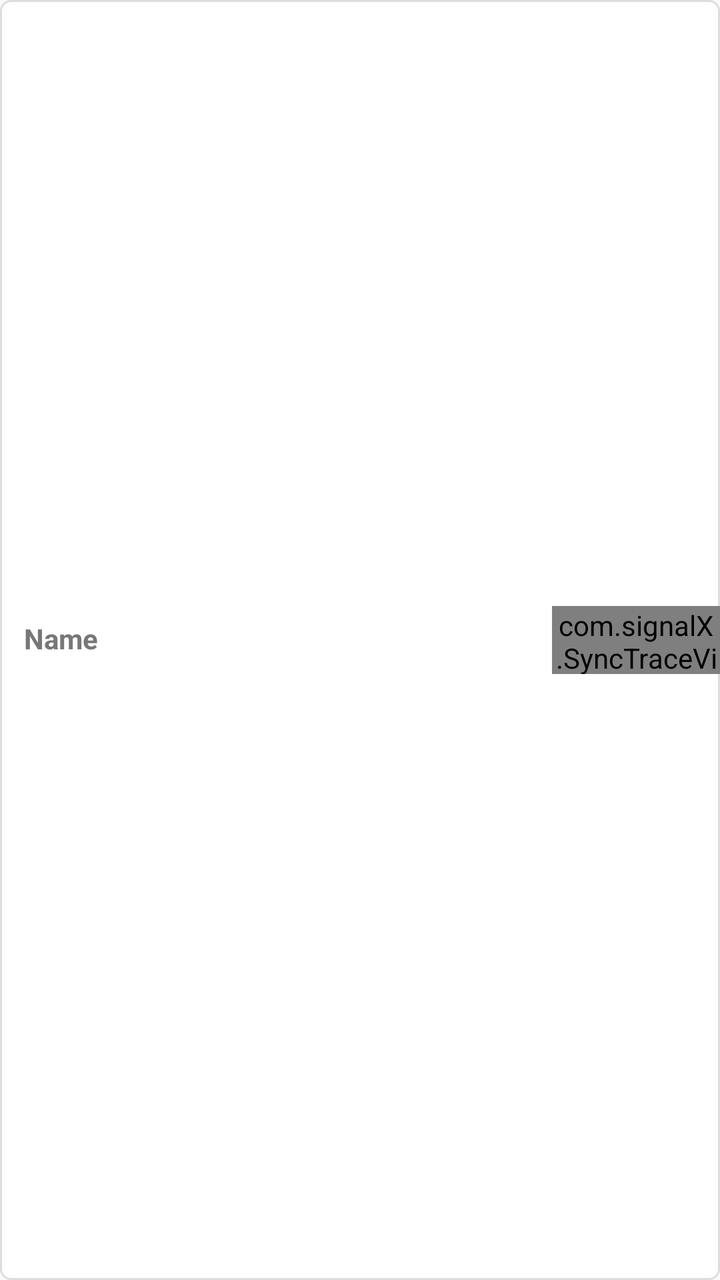
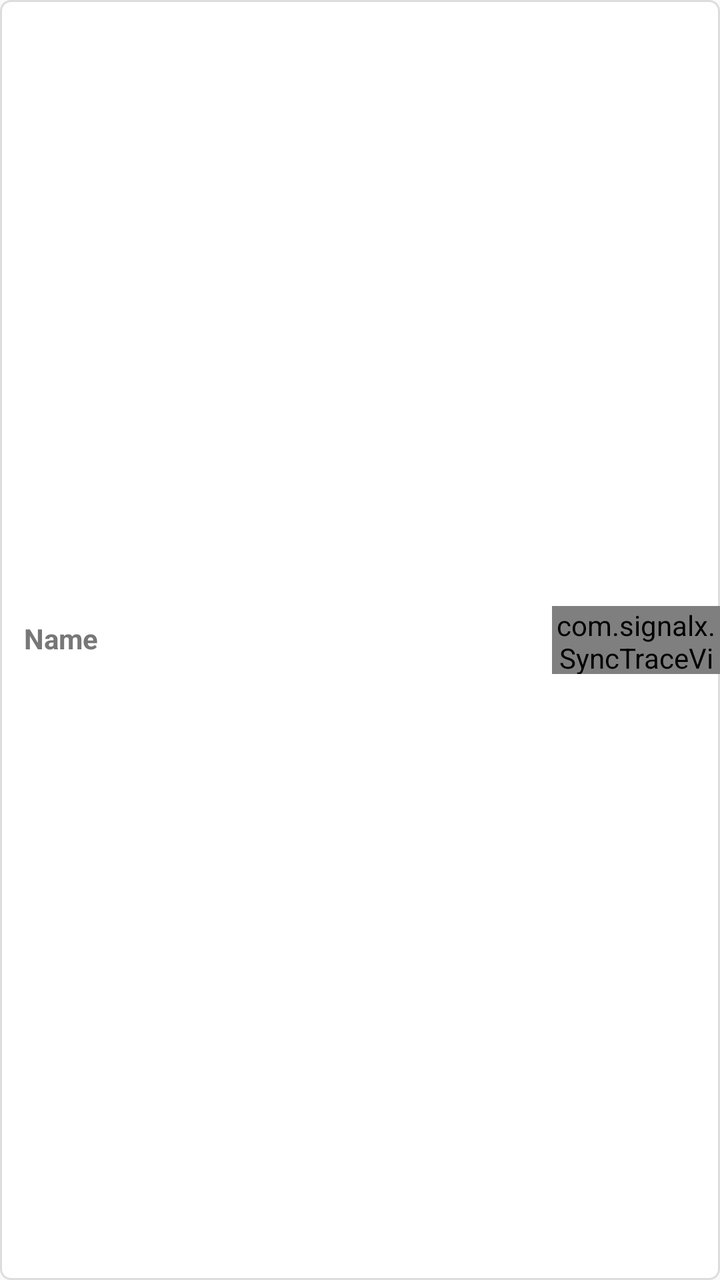

An Android layout rendered at two revisions. The XML below is the earlier revision; the diff shows what the commit changed to produce the second picture.
<!-- AndroidManifest.xml: application theme Theme.SignalX -->
<!-- res/layout/connection_common.xml -->
<?xml version="1.0" encoding="utf-8"?>
<LinearLayout xmlns:android="http://schemas.android.com/apk/res/android"
    android:layout_width="match_parent"
    android:layout_height="34dp"
    android:orientation="horizontal"
    android:gravity="center_vertical"
    android:paddingStart="12dp"
    android:paddingEnd="0dp"
    android:background="@drawable/bg_input_normal">

    
    <EditText
        android:id="@+id/etConnectionName"
        android:layout_width="0dp"
        android:layout_height="match_parent"
        android:layout_weight="1"
        android:gravity="center_vertical"
        android:hint="Name"
        android:textSize="14sp"
        android:textStyle="bold"
        android:textColor="#222222"
        android:textColorHint="#777777"
        android:singleLine="true"
        android:inputType="text"
        android:background="@android:color/transparent"
        android:includeFontPadding="false" />

  
    <FrameLayout
        android:layout_width="84dp"
        android:layout_height="34dp">

        <TextView
            android:id="@+id/btnSyncName"
            android:layout_width="80dp"
            android:layout_height="30dp"
            android:layout_gravity="center"
            android:gravity="center"
            android:text="SYNC NAME"
            android:textSize="11sp"
            android:textStyle="bold"
            android:textColor="#2196F3"
            android:background="@drawable/bg_sync_button"
            android:clickable="true"
            android:focusable="true" />

        <com.signalX.SyncTraceView
            android:id="@+id/syncTraceView"
            android:layout_width="match_parent"
            android:layout_height="match_parent" />

    </FrameLayout>

</LinearLayout>
<!-- resources referenced by this layout -->
<resources>
  <!-- drawable bg_input_normal (drawable) -->
  <?xml version="1.0" encoding="utf-8"?>
  <shape xmlns:android="http://schemas.android.com/apk/res/android"
      android:shape="rectangle">
  
      <solid android:color="#FFFFFF" />
  
      <corners android:radius="5dp" />
  
      <stroke
          android:width="1dp"
          android:color="#DDDDDD" />
  
  </shape>
  <!-- drawable bg_sync_button (drawable) -->
  <?xml version="1.0" encoding="utf-8"?>
  <shape xmlns:android="http://schemas.android.com/apk/res/android"
      android:shape="rectangle">
  
      <solid android:color="#FFFFFF" />
  
      <corners android:radius="5dp" />
  
      <stroke
          android:width="1dp"
          android:color="#2196F3" />
  
  </shape>
  <style name="Theme.SignalX" parent="Theme.AppCompat.DayNight.NoActionBar">
          <item name="android:windowLightStatusBar">true</item>
          <item name="android:statusBarColor">#F5F5F5</item>
          <item name="colorPrimary">#6200EE</item>
      </style>
</resources>

<!-- the commit's change to res/layout/connection_common.xml (unified diff, before → after) -->
@@ -44,7 +44,7 @@
             android:clickable="true"
             android:focusable="true" />
 
-        <com.signalX.SyncTraceView
+        <com.signalx.SyncTraceView
             android:id="@+id/syncTraceView"
             android:layout_width="match_parent"
             android:layout_height="match_parent" />
